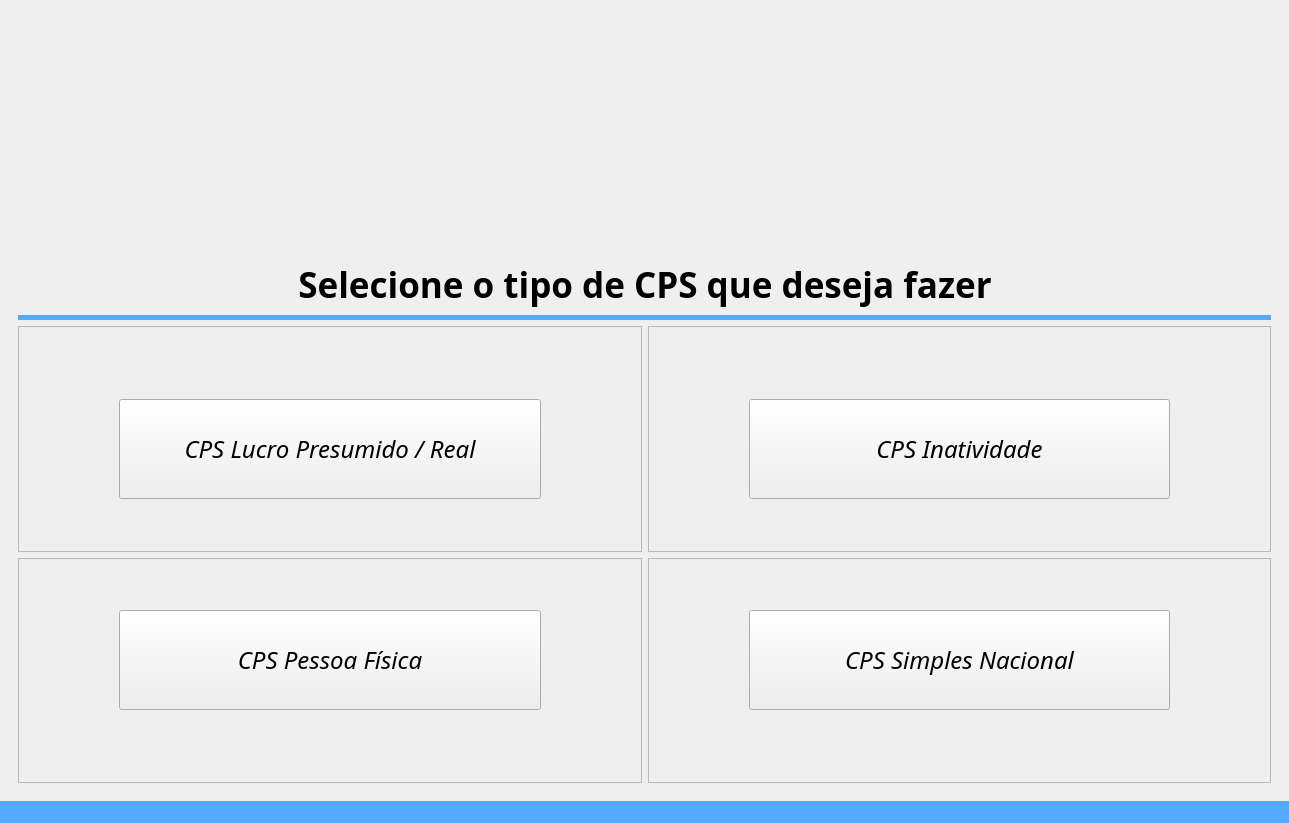
Sl3nc/CPS_Auto, file code/src/ui/window_cps.ui: the form before one commit.
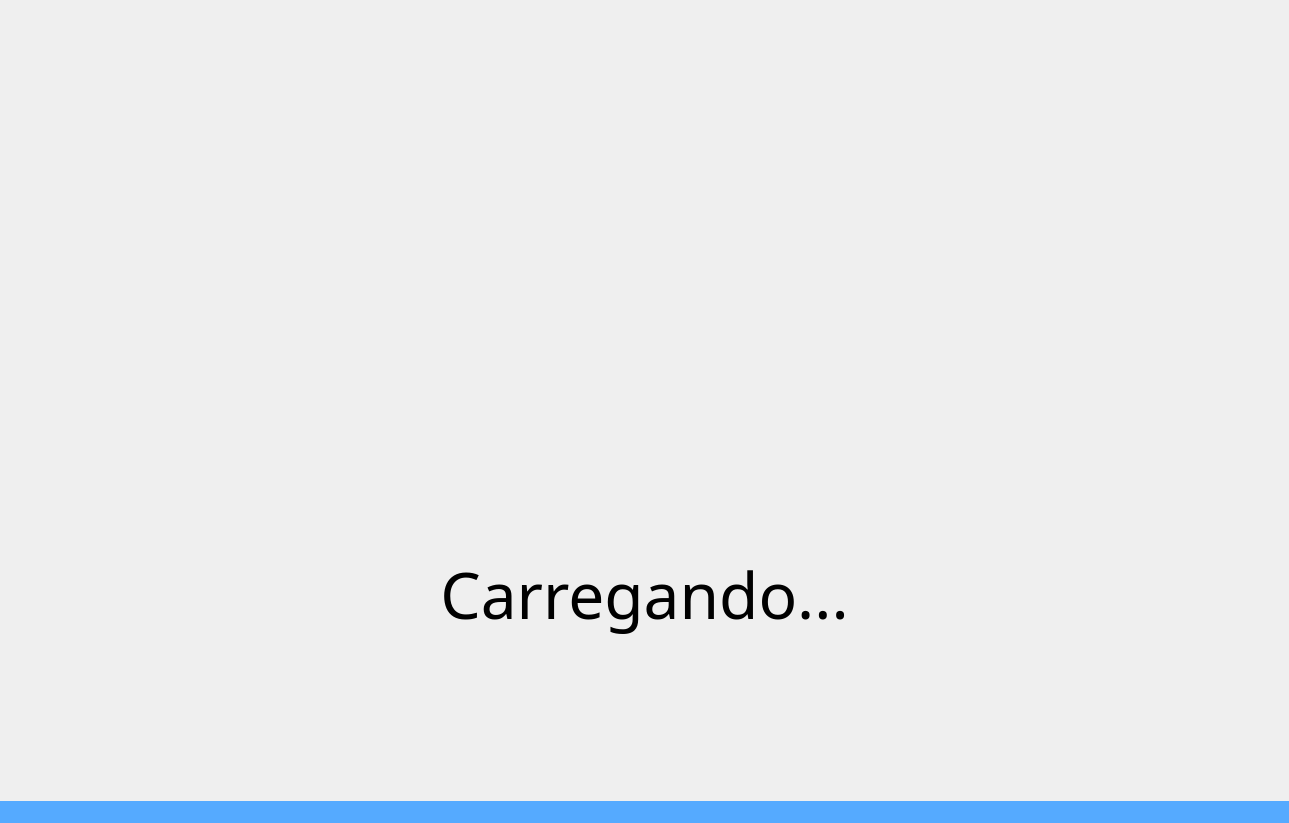
The form after the commit. The open tabs and pages were chosen to show the change. Icons and pictures are not drawn.

What changed in the file:
```diff
--- a/code/src/ui/window_cps.ui
+++ b/code/src/ui/window_cps.ui
@@ -1684,6 +1684,91 @@
         </item>
        </layout>
       </widget>
+      <widget class="QWidget" name="page">
+       <layout class="QGridLayout" name="gridLayout_15">
+        <item row="0" column="0">
+         <spacer name="horizontalSpacer_6">
+          <property name="orientation">
+           <enum>Qt::Orientation::Horizontal</enum>
+          </property>
+          <property name="sizeHint" stdset="0">
+           <size>
+            <width>40</width>
+            <height>20</height>
+           </size>
+          </property>
+         </spacer>
+        </item>
+        <item row="1" column="1">
+         <widget class="QLabel" name="text_load">
+          <property name="font">
+           <font>
+            <family>Tw Cen MT</family>
+            <pointsize>48</pointsize>
+           </font>
+          </property>
+          <property name="text">
+           <string>Carregando...</string>
+          </property>
+          <property name="alignment">
+           <set>Qt::AlignmentFlag::AlignCenter</set>
+          </property>
+         </widget>
+        </item>
+        <item row="0" column="1">
+         <widget class="QLabel" name="gif_load">
+          <property name="text">
+           <string/>
+          </property>
+          <property name="pixmap">
+           <pixmap>../imgs/load.gif</pixmap>
+          </property>
+          <property name="alignment">
+           <set>Qt::AlignmentFlag::AlignCenter</set>
+          </property>
+         </widget>
+        </item>
+        <item row="1" column="0">
+         <spacer name="horizontalSpacer_7">
+          <property name="orientation">
+           <enum>Qt::Orientation::Horizontal</enum>
+          </property>
+          <property name="sizeHint" stdset="0">
+           <size>
+            <width>40</width>
+            <height>20</height>
+           </size>
+          </property>
+         </spacer>
+        </item>
+        <item row="0" column="2">
+         <spacer name="horizontalSpacer_8">
+          <property name="orientation">
+           <enum>Qt::Orientation::Horizontal</enum>
+          </property>
+          <property name="sizeHint" stdset="0">
+           <size>
+            <width>40</width>
+            <height>20</height>
+           </size>
+          </property>
+         </spacer>
+        </item>
+        <item row="1" column="2">
+         <spacer name="horizontalSpacer_9">
+          <property name="orientation">
+           <enum>Qt::Orientation::Horizontal</enum>
+          </property>
+          <property name="sizeHint" stdset="0">
+           <size>
+            <width>40</width>
+            <height>20</height>
+           </size>
+          </property>
+         </spacer>
+        </item>
+       </layout>
+      </widget>
      </widget>
     </item>
    </layout>
```
Left out of the diff: 2 changed lines with no effect on the pictures.
